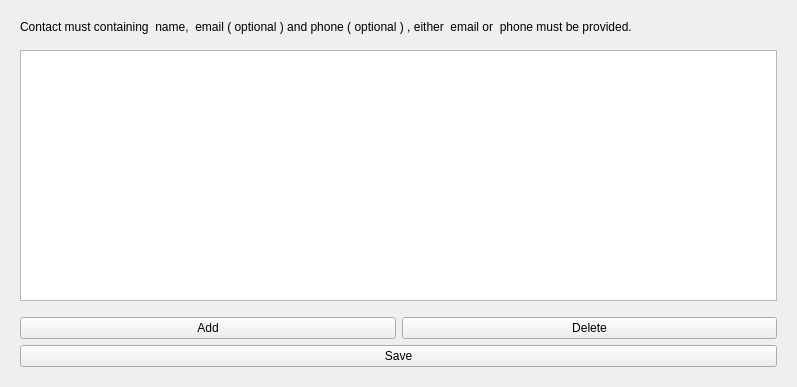
First picture: the form in cadasta/gui/ui/widget/contact_widget.ui, repository kartoza/cadasta-qgis-plugin, before the edit.
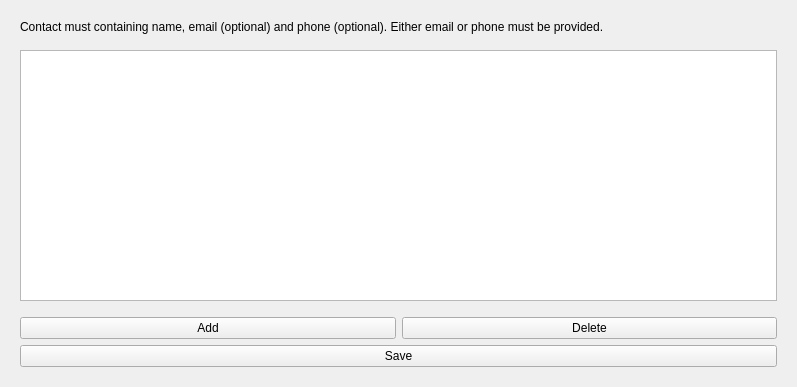
Second picture: the form after the edit.

What changed in the file:
```diff
--- a/cadasta/gui/ui/widget/contact_widget.ui
+++ b/cadasta/gui/ui/widget/contact_widget.ui
@@ -41,7 +41,7 @@
        <item>
         <widget class="QLabel" name="label">
          <property name="text">
-          <string>Contact must containing  name,  email ( optional ) and phone ( optional ) , either  email or  phone must be provided.</string>
+          <string>Contact must containing name, email (optional) and phone (optional). Either email or phone must be provided.</string>
          </property>
          <property name="wordWrap">
           <bool>true</bool>
```
